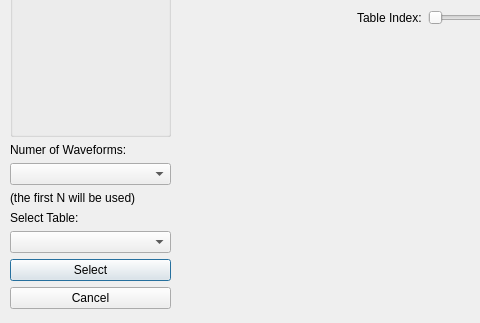
Above: wavetable_browser.ui from starlingcode/viaflash before the change; both pictures show x 0 to 480 and y 302 to 625 of the 800 by 625 pixel window. Below: the same form after it.
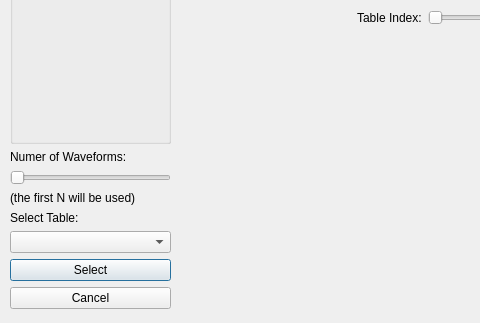
That is the form after the change. Custom widgets are drawn as their Qt base class.

Commit message: Begin overhauling table browser

```diff
--- a/wavetable_browser.ui
+++ b/wavetable_browser.ui
@@ -111,7 +111,11 @@
      </widget>
     </item>
     <item>
-     <widget class="QComboBox" name="tableSize"/>
+     <widget class="QLabeledRangeSlider" name="tableSize">
+      <property name="orientation">
+       <enum>Qt::Horizontal</enum>
+      </property>
+     </widget>
     </item>
     <item>
      <widget class="QLabel" name="tableSizeWarning">
@@ -158,7 +162,7 @@
     </item>
    </layout>
   </widget>
-  <widget class="QWidget" name="">
+  <widget class="QWidget" name="layoutWidgetNO">
    <property name="geometry">
     <rect>
      <x>181</x>
@@ -319,6 +323,11 @@
    <header>wavetable_viz_panel.h</header>
    <container>1</container>
   </customwidget>
+  <customwidget>
+   <class>QLabeledRangeSlider</class>
+   <extends>QSlider</extends>
+   <header>superqt.h</header>
+  </customwidget>
  </customwidgets>
  <resources/>
  <connections/>
```
The commit also changes 4 other files.
